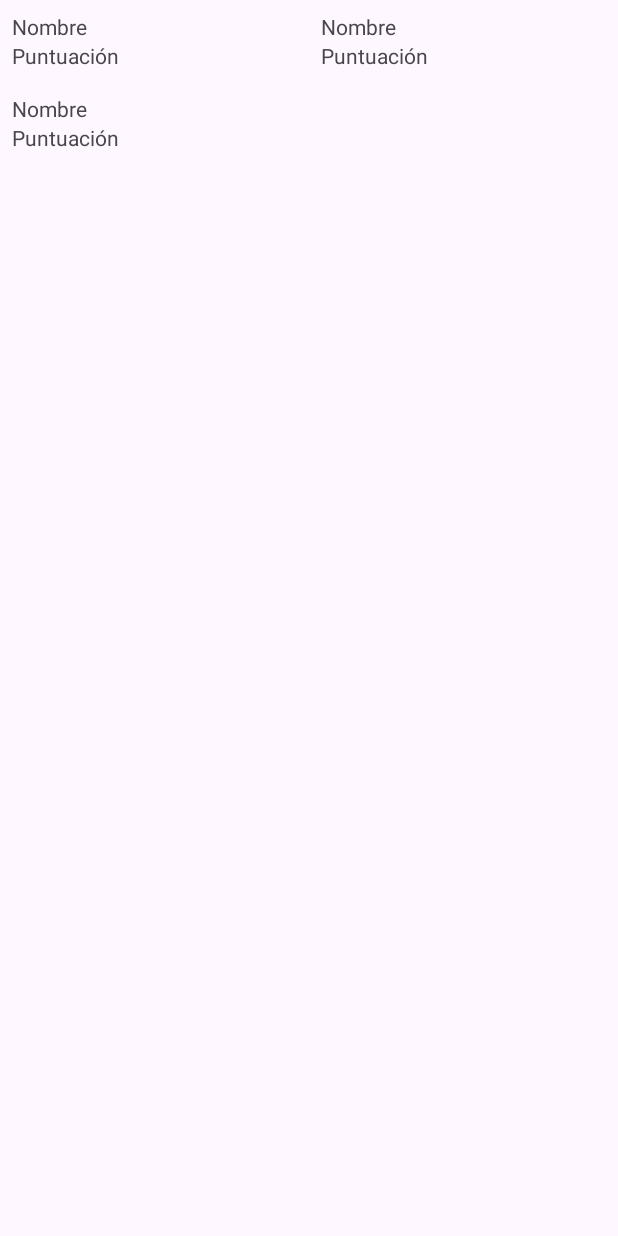
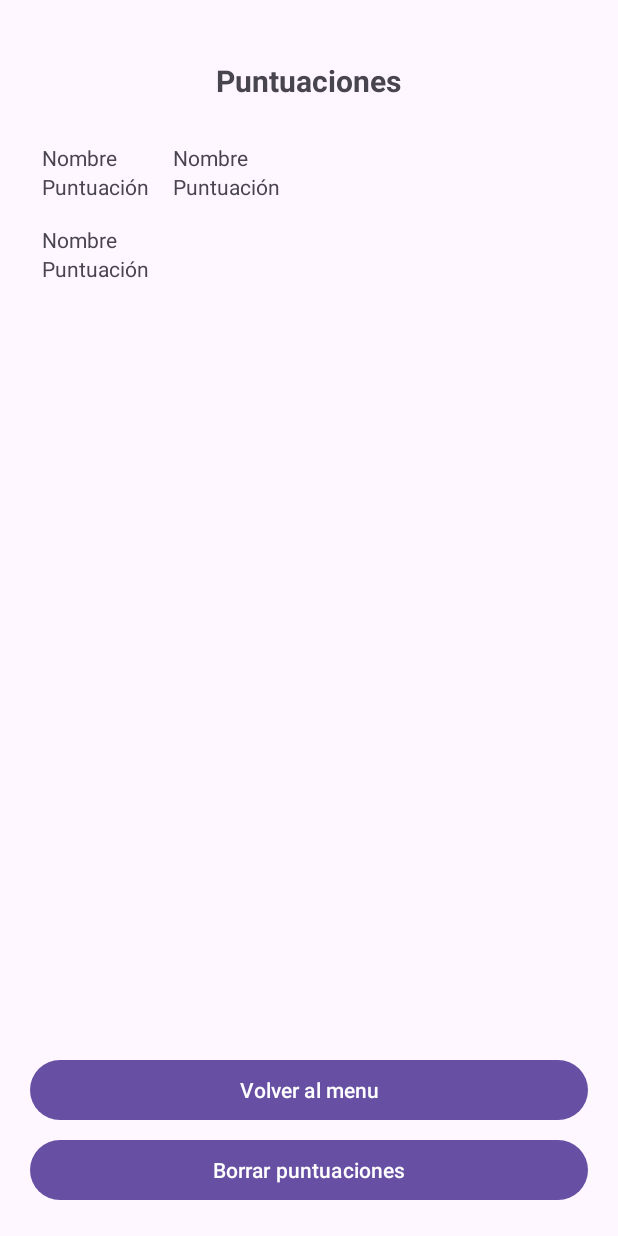
Before and after one commit to jlge30/DiceRollerBeta, an Android app: the layout activity_ventana_puntuaciones.xml on its own in the app's theme, with its tools: preview values and no code run, on a phone screen of 412 x 824 dp. Run offline under Robolectric (Android 15) with nearby library versions, the light colour scheme and no system bars; Roboto replaces fonts that are not available here.

Commit message:
botones de pantalla Puntuaciones funcionando (vuelve al inicio o borra datos de de la bd y refresca vista)

```diff
--- a/app/src/main/java/com/jose/diceroller/db/DbHelper.java
+++ b/app/src/main/java/com/jose/diceroller/db/DbHelper.java
@@ -109,4 +109,9 @@ public class DbHelper extends SQLiteOpenHelper {
 
         return dataItems;
     }
+    public void BorrarDatos(){
+        SQLiteDatabase db = getWritableDatabase();
+        db.delete(TABLE_PUNTUACION,null,null);
+        db.close();
+    }
 }
--- a/app/src/main/res/layout/activity_ventana_puntuaciones.xml
+++ b/app/src/main/res/layout/activity_ventana_puntuaciones.xml
@@ -8,10 +8,67 @@
 
     <androidx.recyclerview.widget.RecyclerView
         android:id="@+id/recyclerView"
-        android:layout_width="match_parent"
-        android:layout_height="match_parent"
+        android:layout_width="wrap_content"
+        android:layout_height="wrap_content"
+        android:layout_marginLeft="20dp"
+        android:layout_marginTop="20dp"
+        android:layout_marginRight="20dp"
+        android:layout_marginBottom="20dp"
         app:layoutManager="androidx.recyclerview.widget.GridLayoutManager"
+        app:layout_constraintBottom_toTopOf="@+id/buttonLayout"
+        app:layout_constraintEnd_toEndOf="parent"
+        app:layout_constraintHorizontal_bias="0.0"
+        app:layout_constraintStart_toStartOf="parent"
+        app:layout_constraintTop_toBottomOf="@+id/textView3"
+        app:layout_constraintVertical_bias="0.0"
         app:spanCount="2"
         tools:listitem="@layout/item_data" />
 
+    <TextView
+        android:id="@+id/textView3"
+        android:layout_width="wrap_content"
+        android:layout_height="wrap_content"
+        android:layout_marginTop="40dp"
+        android:text="@string/Scores"
+        android:textSize="20sp"
+        android:textStyle="bold"
+        app:layout_constraintEnd_toEndOf="parent"
+        app:layout_constraintHorizontal_bias="0.498"
+        app:layout_constraintStart_toStartOf="parent"
+        app:layout_constraintTop_toTopOf="parent" />
+
+    <LinearLayout
+        android:id="@+id/buttonLayout"
+        android:layout_width="wrap_content"
+        android:layout_height="wrap_content"
+        android:orientation="vertical"
+        android:layout_marginBottom="20dp"
+        app:layout_constraintBottom_toBottomOf="parent"
+        app:layout_constraintEnd_toEndOf="parent"
+        app:layout_constraintStart_toStartOf="parent">
+
+        <Button
+            android:id="@+id/btnVolverAlMenu"
+            android:layout_width="match_parent"
+            android:layout_height="wrap_content"
+            android:layout_marginLeft="20dp"
+            android:layout_marginRight="20dp"
+            android:text="@string/volver" />
+
+        <!-- Espacio sutil entre botones -->
+
+        <View
+            android:layout_width="match_parent"
+            android:layout_height="5dp" />
+
+        <Button
+            android:id="@+id/btnBorrarPuntuaciones"
+            android:layout_width="match_parent"
+            android:layout_height="wrap_content"
+            android:layout_marginLeft="20dp"
+            android:layout_marginRight="20dp"
+            android:text="@string/borrarPuntuaciones" />
+    </LinearLayout>
+
+
 </androidx.constraintlayout.widget.ConstraintLayout>
--- a/app/src/main/res/values/strings.xml
+++ b/app/src/main/res/values/strings.xml
@@ -11,6 +11,8 @@
     <string name="salir">Salir</string>
     <string name="pause">Pausa</string>
     <string name="ayuda">Ayuda</string>
+    <string name="borrarPuntuaciones">Borrar puntuaciones</string>
+
     <string name="textoAyuda">El juego consiste en lanzar 10 veces
         los dados y si tu puntuación es mayor que 6
         obtienes una moneda,
```
Also changed, not shown: app/src/main/java/com/jose/diceroller/VentanaPuntuaciones.java (+40 -8 lines).
